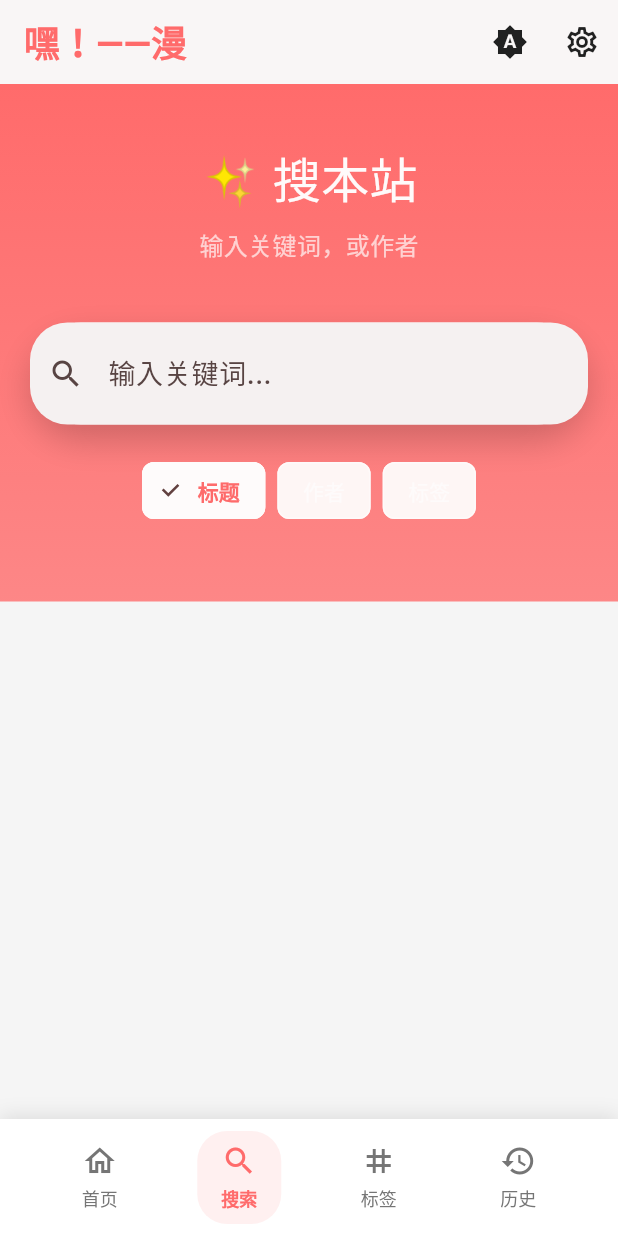
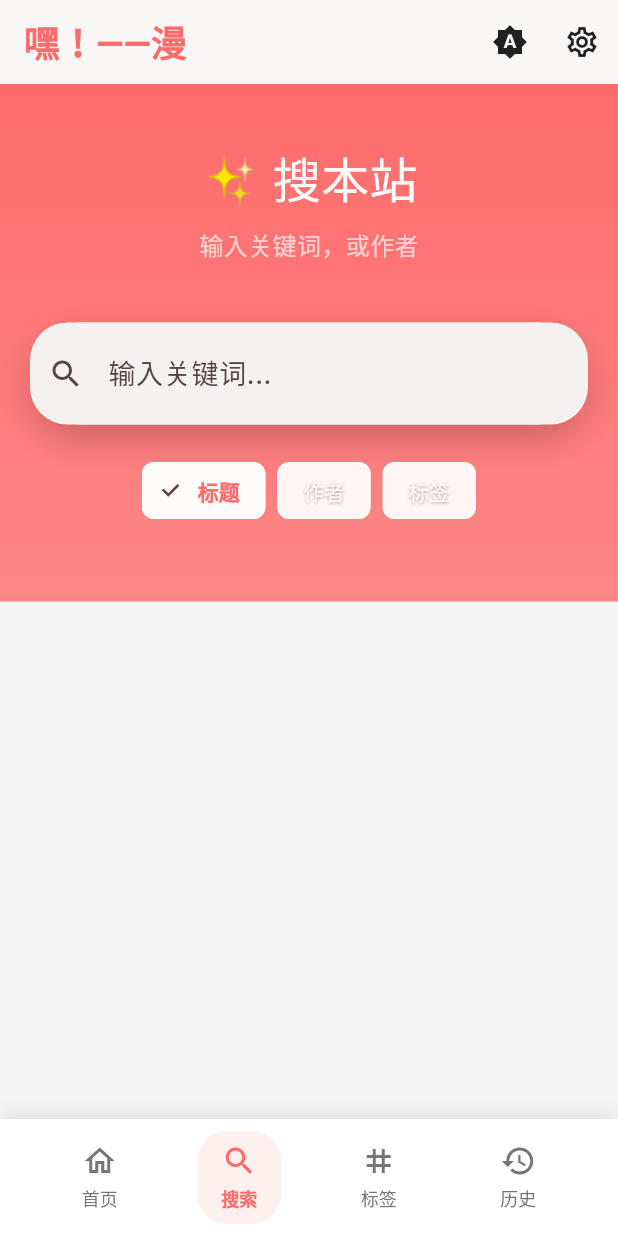
Before and after one commit to xiuusi/heimanmanga-flutter-app, a Flutter app: the screen it shows after launch, swiped to page 2, on a phone screen of 412 x 824 dp. Run offline on Flutter 3.47's test engine with Material 3 defaults, Android fonts, the phone set to English and light mode, and no system bars; our stand-ins replace cached_network_image, dio, drift, package_info_plus, shared_preferences; accounts and stored records are empty; generated files the repository leaves out were written again; network calls fail.

Commit message:
搜索页面的字体显示优化

```diff
--- a/lib/widgets/search_page.dart
+++ b/lib/widgets/search_page.dart
@@ -249,8 +249,15 @@ class _SearchPageState extends State<SearchPage>
                                 backgroundColor: Colors.white.withOpacity(0.3),
                                 selectedColor: Colors.white,
                                 labelStyle: TextStyle(
-                                  color: isSelected ? const Color(0xFFFF6B6B) : Colors.white,
+                                  color: isSelected ? const Color(0xFFFF6B6B) : Colors.white.withOpacity(0.95),
                                   fontWeight: isSelected ? FontWeight.w600 : FontWeight.normal,
+                                  shadows: [
+                                    Shadow(
+                                      color: Colors.black.withOpacity(isSelected ? 0.1 : 0.4),
+                                      offset: const Offset(0, 1),
+                                      blurRadius: 2,
+                                    ),
+                                  ],
                                 ),
                                 side: BorderSide(
                                   color: isSelected ? Colors.white : Colors.white.withOpacity(0.5),
```
Also changed, not shown: lib/widgets/tags_page.dart (+7 -0 lines).
